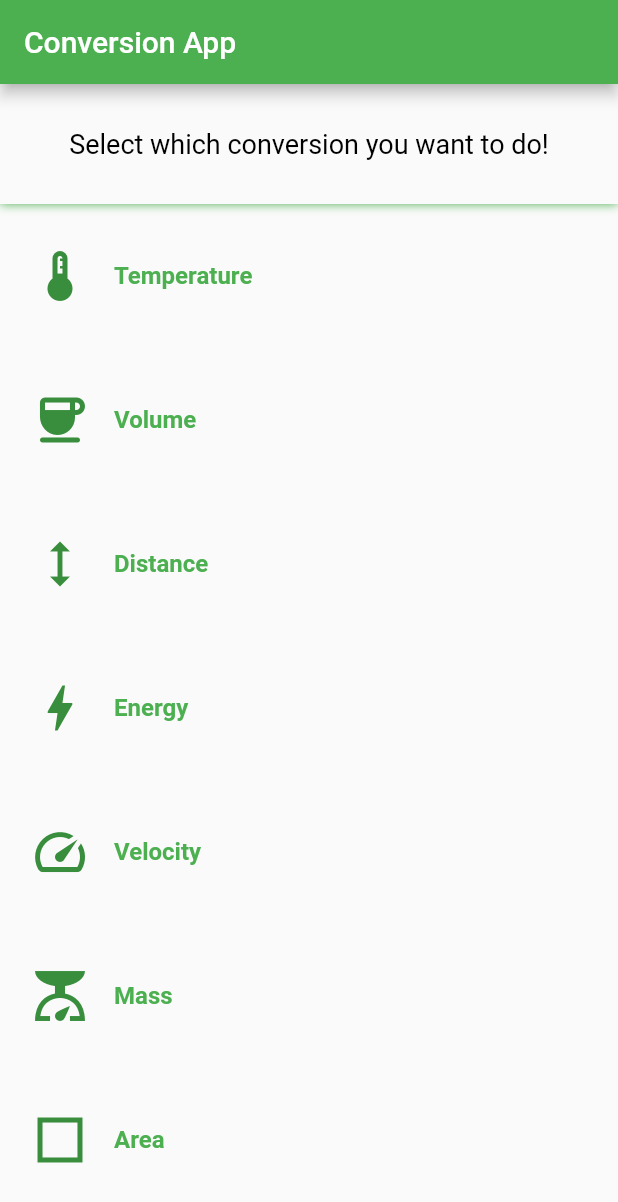
After one commit to TheUnrealDev/Conversion-App, a Flutter app: the screen it shows after launch, on a phone screen of 412 x 824 dp. The commit adds this screen. Shown: the top 1202 px of the screen. Run offline on Flutter 3.47's test engine with Material 2 defaults, Android fonts, the phone set to English and light mode, and no system bars; our stand-ins replace select_form_field, shared_preferences.

Commit message:
Refactored HomePage by creating UnitTypeList

```diff
--- /dev/null
+++ b/lib/models/unit_type_list.dart
@@ -0,0 +1,184 @@
+import 'package:flutter/material.dart';
+import 'package:shared_preferences/shared_preferences.dart';
+
+import '../views/conversion_page.dart';
+import 'page_data.dart';
+
+List<PageData> pageDataList = [
+  PageData(
+    unitType: 'temperature',
+    title: 'Temperature',
+    icon: Icons.thermostat_outlined,
+  ),
+  PageData(
+    unitType: 'volume',
+    title: 'Volume',
+    icon: Icons.coffee_rounded,
+  ),
+  PageData(
+    unitType: 'distance',
+    title: 'Distance',
+    icon: Icons.height,
+  ),
+  PageData(
+    unitType: 'energy',
+    title: 'Energy',
+    icon: Icons.bolt,
+  ),
+  PageData(
+    unitType: 'velocity',
+    title: 'Velocity',
+    icon: Icons.speed,
+  ),
+  PageData(
+    unitType: 'mass',
+    title: 'Mass',
+    icon: Icons.scale,
+  ),
+  PageData(
+    unitType: 'area',
+    title: 'Area',
+    icon: Icons.square_outlined,
+  ),
+  PageData(
+    unitType: 'time',
+    title: 'Time',
+    icon: Icons.alarm,
+  ),
+];
+
+late Map<PageData, int> pageUsage;
+
+class UnitTypeList extends StatefulWidget {
+  const UnitTypeList({super.key});
+
+  @override
+  State<UnitTypeList> createState() => _UnitTypeListState();
+}
+
+class _UnitTypeListState extends State<UnitTypeList> {
+  final Future<SharedPreferences> _prefs = SharedPreferences.getInstance();
+  bool isLoading = true;
+  int _highestConversionCount = 0;
+
+  Future<Map<PageData, int>> loadPageUsage() async {
+    SharedPreferences prefs = await _prefs;
+
+    Map<PageData, int> pageUsageFromPrefs = Map();
+    for (PageData pageData in pageDataList) {
+      int timesUsed = prefs.getInt(pageData.unitType) ?? 0;
+
+      if (timesUsed > _highestConversionCount) {
+        _highestConversionCount = timesUsed;
+      }
+
+      pageUsageFromPrefs[pageData] = timesUsed;
+    }
+    return pageUsageFromPrefs;
+  }
+
+  void sortPageDataByUsage({loadFromPrefs = false}) async {
+    if (loadFromPrefs) {
+      pageUsage = await loadPageUsage();
+    }
+
+    List<PageData> sortedPageData = pageUsage.keys.toList(growable: false)
+      ..sort((a, b) => (pageUsage[b] ?? 0).compareTo(pageUsage[a] ?? 0));
+
+    setState(() {
+      isLoading = false;
+      pageDataList = sortedPageData;
+    });
+  }
+
+  void updatePageUsage(unitType, newUsageCount) {
+    for (PageData pageData in pageUsage.keys) {
+      if (pageData.unitType == unitType) {
+        pageUsage[pageData] = newUsageCount;
+        break;
+      }
+    }
+    if (_highestConversionCount < 1) {
+      _highestConversionCount = 1;
+    }
+  }
+
+  @override
+  void initState() {
+    super.initState();
+    sortPageDataByUsage(loadFromPrefs: true);
+  }
+
+  @override
+  Widget build(BuildContext context) {
+    return isLoading
+        ? CircularProgressIndicator()
+        : Expanded(
+            flex: 1,
+            child: ListView.builder(
+              itemCount: pageDataList.length,
+              itemBuilder: (context, int index) {
+                PageData pageInfo = pageDataList[index];
+                return ListTile(
+                  onTap: () => {
+                    Navigator.push(
+                      context,
+                      MaterialPageRoute(builder: (context) {
+                        return ConversionPage(
+                          unitType: pageInfo.unitType,
+                          title: pageInfo.title,
+                          icon: pageInfo.icon,
+                          updateUsageCallback: updatePageUsage,
+                        );
+                      }),
+                    ).then(
+                      (value) => {
+                        setState(() {
+                          sortPageDataByUsage();
+                        })
+                      },
+                    )
+                  },
+                  leading: Hero(
+                    tag: "${pageInfo.title} icon",
+                    child: Icon(
+                      pageInfo.icon,
+                      color: Theme.of(context).primaryColorDark,
+                      size: 40,
+                    ),
+                  ),
+                  title: Hero(
+                    tag: "${pageInfo.title} title",
+                    child: Text(
+                      pageInfo.title,
+                      style: TextStyle(
+                        color: Theme.of(context).primaryColor,
+                        fontWeight: FontWeight.w600,
+                      ),
+                    ),
+                  ),
+                  subtitle: (index > 0 || _highestConversionCount < 1)
+                      ? null
+                      : Container(
+                          margin: EdgeInsets.only(top: 5),
+                          decoration: BoxDecoration(
+                            borderRadius:
+                                BorderRadius.all(Radius.circular(8.0)),
+                            color: Colors.green,
+                          ),
+                          child: Padding(
+                              padding: const EdgeInsets.all(8.0),
+                              child: Text(
+                                "Your most used conversion!",
+                                style: TextStyle(
+                                    fontWeight: FontWeight.w600,
+                                    color: Colors.white),
+                              )),
+                        ),
+                  contentPadding: const EdgeInsets.all(20),
+                );
+              },
+            ),
+          );
+  }
+}
--- a/pubspec.yaml
+++ b/pubspec.yaml
@@ -16,7 +16,7 @@ publish_to: "none" # Remove this line if you wish to publish to pub.dev
 # https://developer.apple.com/library/archive/documentation/General/Reference/InfoPlistKeyReference/Articles/CoreFoundationKeys.html
 # In Windows, build-name is used as the major, minor, and patch parts
 # of the product and file versions while build-number is used as the build suffix.
-version: 1.0.0+1
+version: 1.1.0+2
 
 environment:
   sdk: ">=2.19.6 <3.0.0"
```
Also changed, not shown: lib/views/home_page.dart (+5 -165 lines).
